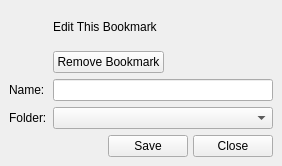
Above: src/bookmarks/bookmarkswidget.ui from QupZilla/qupzilla before the change. Below: the same form after it.
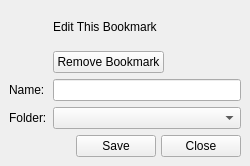
That is the form after the change. Icons and pictures are not drawn. Custom widgets are drawn as their Qt base class.

The edit to the form file:
```diff
--- a/src/bookmarks/bookmarkswidget.ui
+++ b/src/bookmarks/bookmarkswidget.ui
@@ -6,10 +6,16 @@
    <rect>
     <x>0</x>
     <y>0</y>
-    <width>282</width>
+    <width>250</width>
     <height>166</height>
    </rect>
   </property>
+  <property name="sizePolicy">
+   <sizepolicy hsizetype="Ignored" vsizetype="Ignored">
+    <horstretch>0</horstretch>
+    <verstretch>0</verstretch>
+   </sizepolicy>
+  </property>
   <property name="windowTitle">
    <string notr="true"/>
   </property>
```
